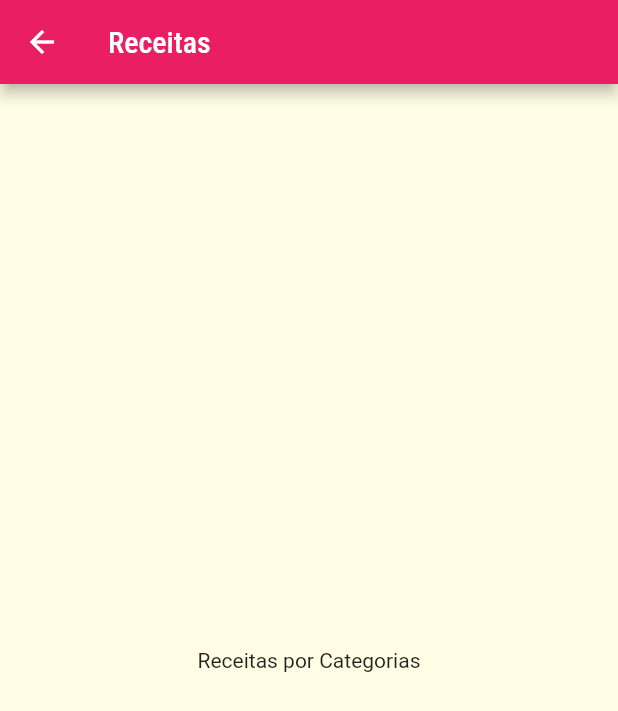
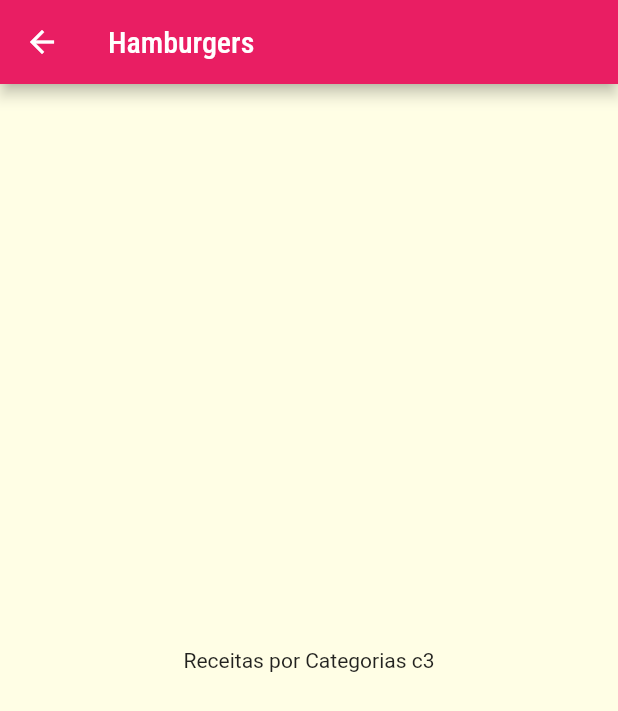
Before and after one commit to brenosmBR/app-comida-breno_menezes, a Flutter app: the screen it shows after launch, after a tap on "Hamburgers", on a phone screen of 412 x 824 dp. Shown: the top 711 px of the screen. Run offline on Flutter 3.47's test engine with Material 2 defaults, Android fonts, the phone set to English and light mode, and no system bars.

Commit message:
185_passando dados via construtor

```diff
--- a/projeto_app_comida_flutter/lib/components/category_item.dart
+++ b/projeto_app_comida_flutter/lib/components/category_item.dart
@@ -11,7 +11,7 @@ class CategoryItem extends StatelessWidget {
     Navigator.of(context).push(
       MaterialPageRoute(
         builder: (_) {
-          return CategoriesMealsScreen();
+          return CategoriesMealsScreen(category);
         },
       ),
     );
--- a/projeto_app_comida_flutter/lib/screens/categories_meals_screen.dart
+++ b/projeto_app_comida_flutter/lib/screens/categories_meals_screen.dart
@@ -1,14 +1,19 @@
 import 'package:flutter/material.dart';
+import '../models/category.dart';
 
 class CategoriesMealsScreen extends StatelessWidget {
+  final Category category;
+
+  const CategoriesMealsScreen(this.category);
+
   @override
   Widget build(BuildContext context) {
     return Scaffold(
       appBar: AppBar(
-        title: const Text('Receitas'),
+        title: Text(category.title),
       ),
-      body: const Center(
-        child: Text('Receitas por Categorias'),
+      body: Center(
+        child: Text('Receitas por Categorias ${category.id}'),
       ),
     );
   }
```
